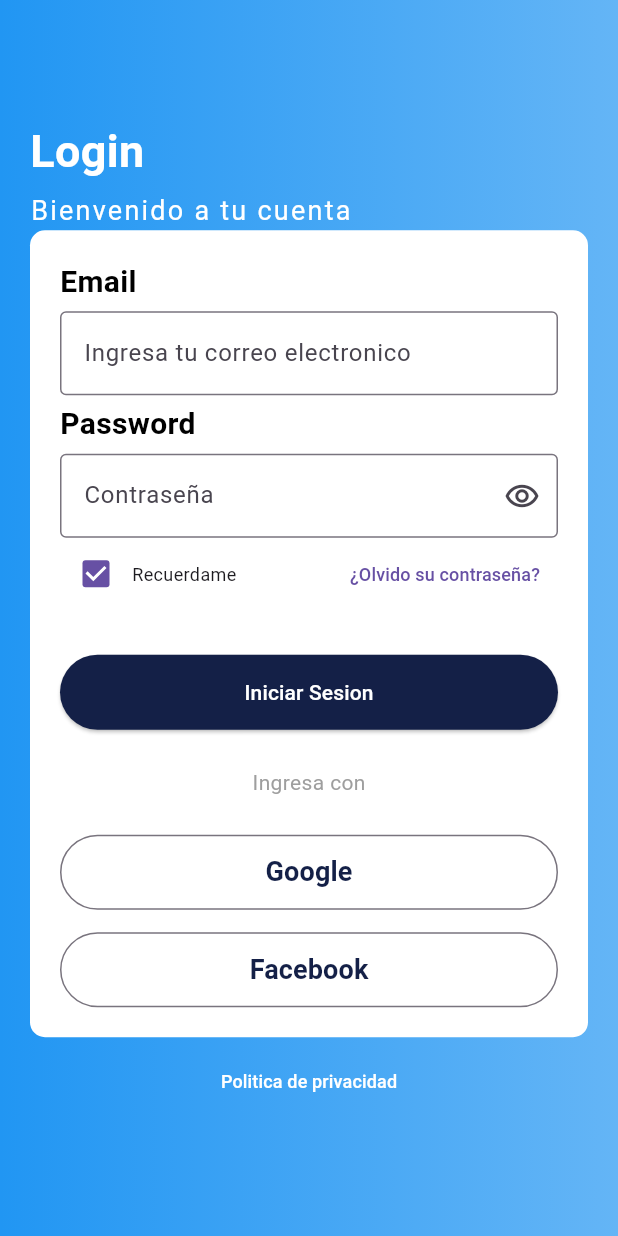
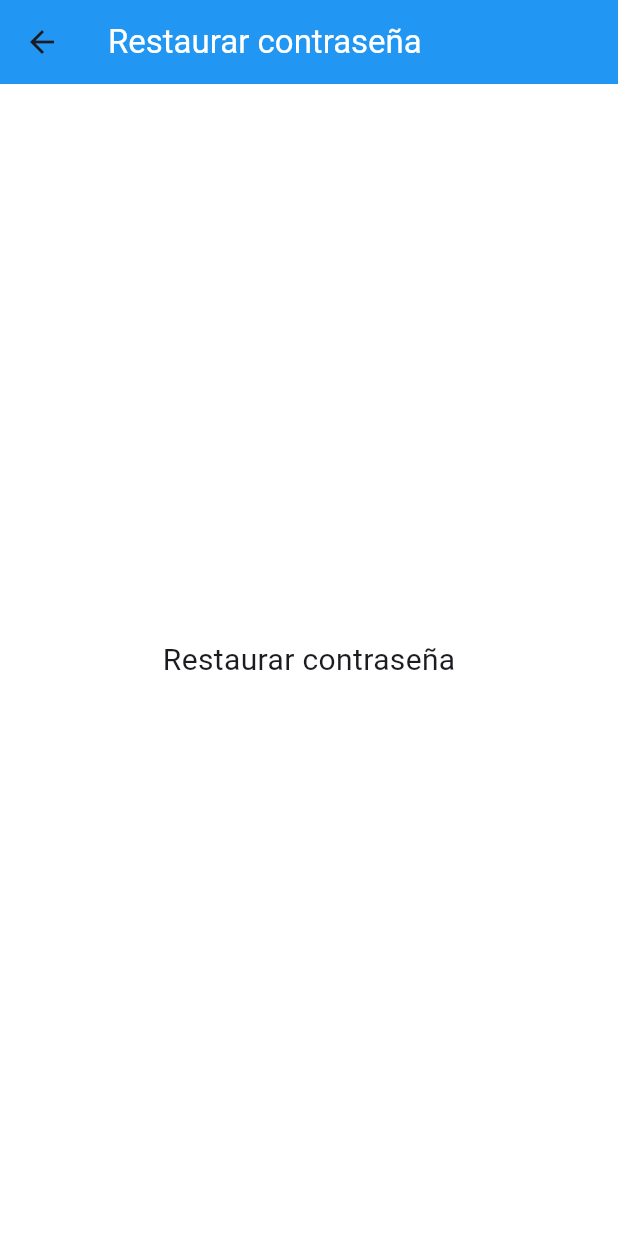
Before and after one commit to LuisGOSI/counter_test, a Flutter app: the screen it shows after launch, after a tap on "¿Olvido su contraseña?", on a phone screen of 412 x 824 dp. Run offline on Flutter 3.47's test engine with Material 3 defaults, Android fonts, the phone set to English and light mode, and no system bars.

Commit message:
Integracion de restaurar pagina

```diff
--- /dev/null
+++ b/lib/pages/forgot_password_page.dart
@@ -0,0 +1,34 @@
+
+import 'package:flutter/material.dart';
+
+class ForgotPassword extends StatelessWidget {
+  const ForgotPassword({Key? key}) : super(key: key);
+
+  @override
+  Widget build(BuildContext context) {
+    return Scaffold(
+      appBar: AppBar(
+        backgroundColor: Colors.blue,
+        elevation: 0,
+        title: const Text(
+          'Restaurar contraseña',
+          style: TextStyle(color: Colors.white),
+        ),
+      ),
+      body: Container(
+        color: Colors.white,
+        child: const Center(
+          child: Column(
+            mainAxisAlignment: MainAxisAlignment.center,
+            children: [
+              Text(
+                'Restaurar contraseña',
+                style: TextStyle(fontSize: 20),
+              ),
+            ],
+          ),
+        ),
+      ),
+    );
+  }
+}
--- a/lib/pages/login_page.dart
+++ b/lib/pages/login_page.dart
@@ -1,4 +1,5 @@
 import 'package:flutter/material.dart';
+import 'package:counter_test/pages/forgot_password_page.dart';
 
 class LoginPage extends StatefulWidget {
   const LoginPage({super.key});
@@ -174,6 +175,12 @@ class Remember extends StatefulWidget {
 class _RememberState extends State<Remember> {
   bool ischecked = true;
 
+  void forgotPassword() {
+  Navigator.push(
+    context,
+    MaterialPageRoute(builder: (context) => const ForgotPassword()),
+  );}
+
   @override
   Widget build(BuildContext context) {
     return Row(
@@ -190,8 +197,8 @@ class _RememberState extends State<Remember> {
           style: TextStyle(fontSize: 12),
         ),
         const Spacer(),
-        TextButton(
-            onPressed: () => {},
+          TextButton(
+            onPressed: forgotPassword,
             child: const Text(
               '¿Olvido su contraseña?',
               style: TextStyle(fontSize: 12),
@@ -271,7 +278,6 @@ class Botones extends StatelessWidget {
           ),
         ),
       ],
-
     );
   }
 }
```
